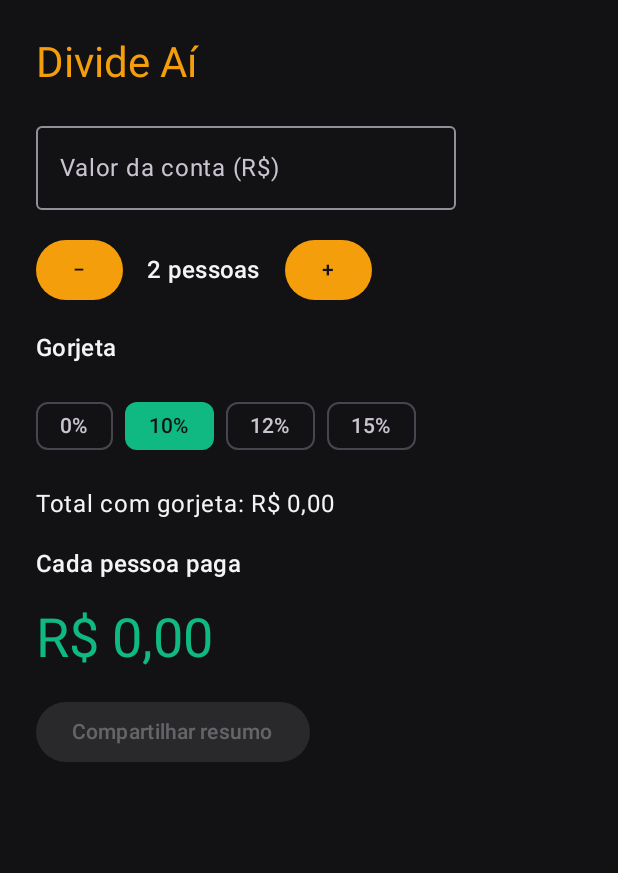
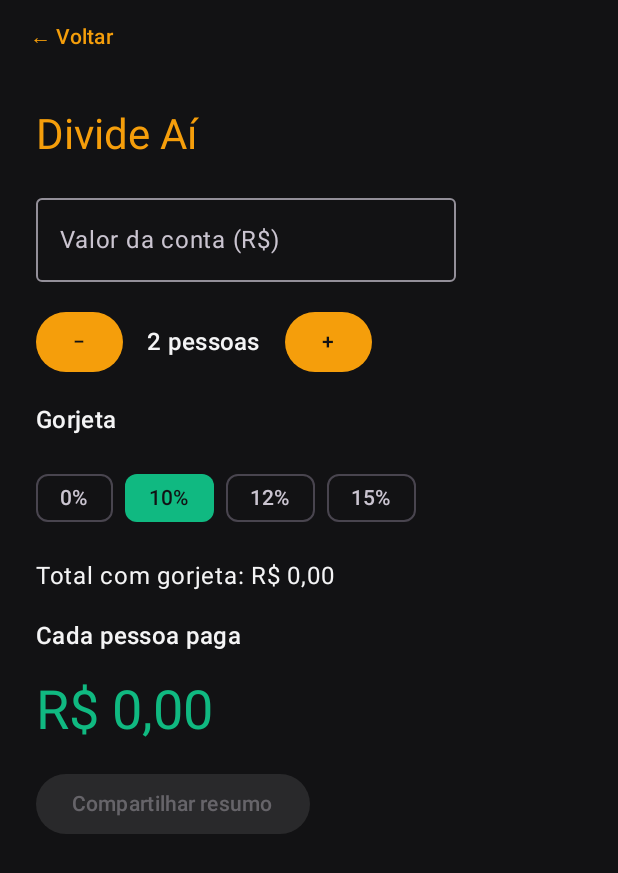
Before and after one commit to devdenisviana/divide-ai, an Android app built with Jetpack Compose: the screen it shows after launch (MainActivity), after a tap on "Dividir por igual", on a phone screen of 412 x 824 dp. Shown: the top 873 px of the screen. Run offline under Robolectric (Android 15) with nearby library versions, the phone set to English and light mode, and no system bars.

Commit message:
Adiciona botão voltar nas telas de divisão

```diff
--- a/app/src/main/java/com/devdenisviana/divideai/MainActivity.kt
+++ b/app/src/main/java/com/devdenisviana/divideai/MainActivity.kt
@@ -6,14 +6,18 @@ import androidx.activity.compose.BackHandler
 import androidx.activity.compose.setContent
 import androidx.activity.enableEdgeToEdge
 import androidx.activity.viewModels
+import androidx.compose.foundation.layout.Column
 import androidx.compose.foundation.layout.fillMaxSize
 import androidx.compose.foundation.layout.padding
 import androidx.compose.material3.Scaffold
+import androidx.compose.material3.Text
+import androidx.compose.material3.TextButton
 import androidx.compose.runtime.getValue
 import androidx.compose.runtime.mutableStateOf
 import androidx.compose.runtime.saveable.rememberSaveable
 import androidx.compose.runtime.setValue
 import androidx.compose.ui.Modifier
+import androidx.compose.ui.unit.dp
 import com.devdenisviana.divideai.ui.theme.DivideAiTheme
 
 enum class Tela { INICIO, IGUAL, CONSUMO }
@@ -33,7 +37,17 @@ class MainActivity : ComponentActivity() {
                 }
 
                 Scaffold(modifier = Modifier.fillMaxSize()) { innerPadding ->
-                    val conteudo = Modifier.padding(innerPadding)
+                    Column(modifier = Modifier.padding(innerPadding)) {
+                        if (tela != Tela.INICIO) {
+                            TextButton(
+                                onClick = { tela = Tela.INICIO },
+                                modifier = Modifier.padding(horizontal = 8.dp)
+                            ) {
+                                Text("← Voltar")
+                            }
+                        }
+
+                        val conteudo = Modifier.weight(1f)
                         when (tela) {
                             Tela.INICIO -> TelaInicio(
                                 aoEscolherIgual = { tela = Tela.IGUAL },
@@ -51,3 +65,4 @@ class MainActivity : ComponentActivity() {
             }
         }
     }
+}
```
Lines whose indentation alone changed are shown as unchanged.
